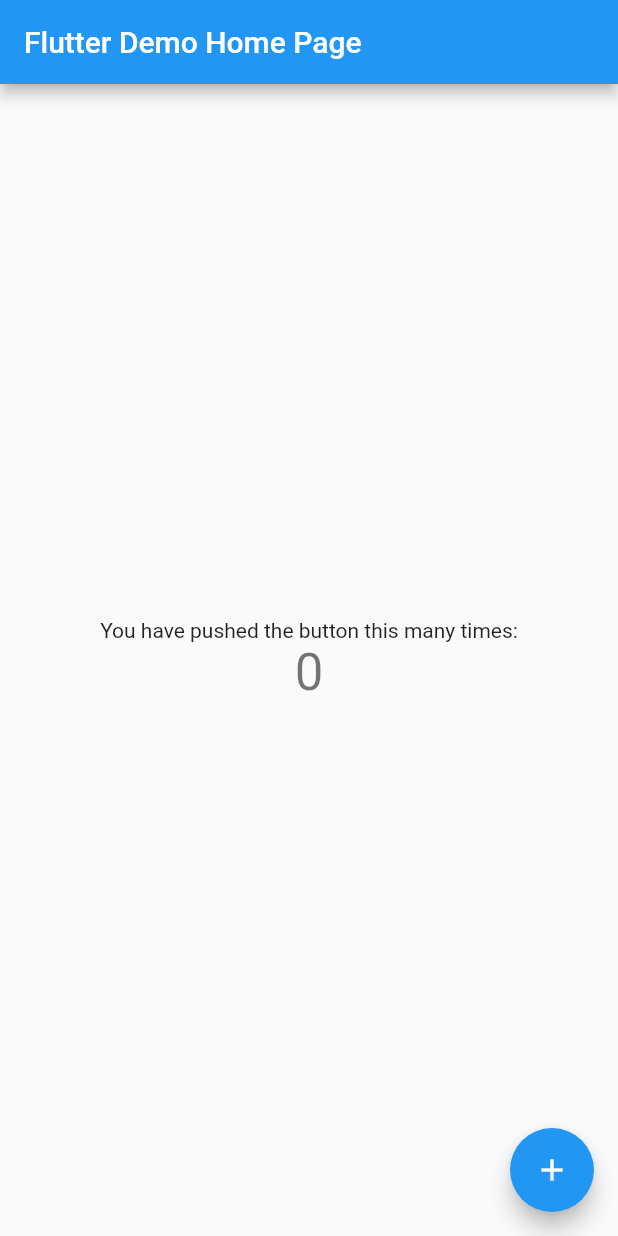
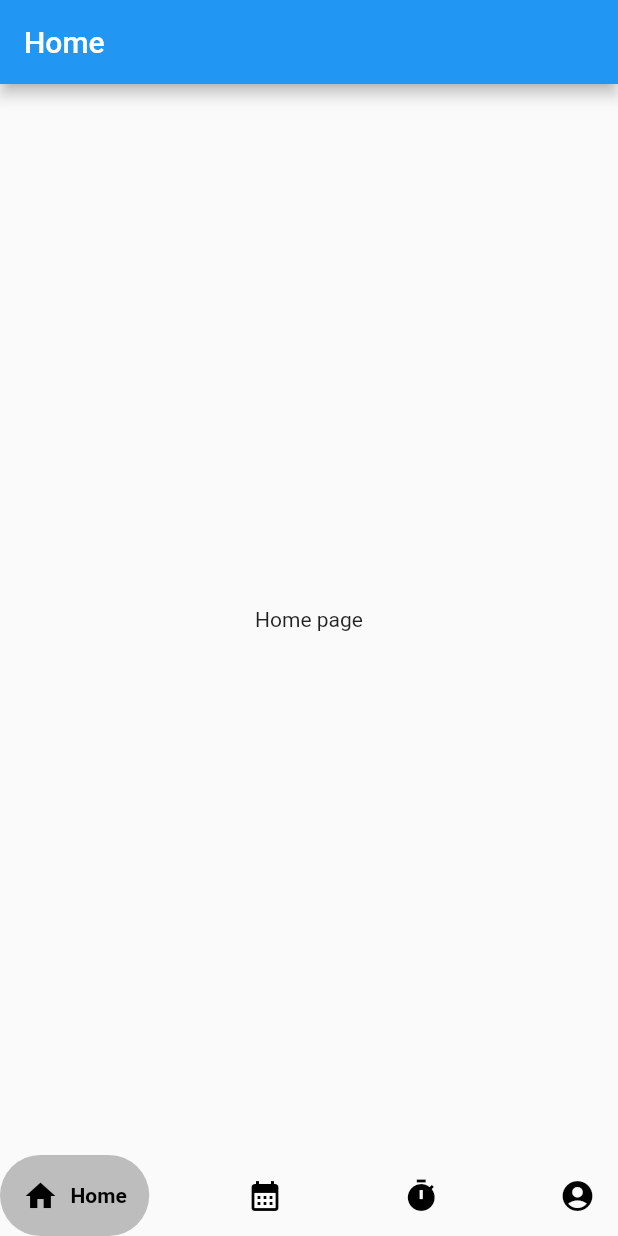
Before and after one commit to GitAndreaHub/Organizd2-flutter, a Flutter app: the screen it shows after launch, on a phone screen of 412 x 824 dp. Run offline on Flutter 3.47's test engine with Material 2 defaults, Android fonts, the phone set to English and light mode, and no system bars; drawn by our look-alikes of google_nav_bar.

Commit message:
Commit NavBar funzionante.

```diff
--- /dev/null
+++ b/lib/homepage.dart
@@ -0,0 +1,25 @@
+import 'package:flutter/material.dart';
+
+class Home extends StatefulWidget {
+  const Home({Key? key}) : super(key: key);
+
+  @override
+  State<Home> createState() => _HomeState();
+}
+
+class _HomeState extends State<Home> {
+  @override
+  Widget build(BuildContext context) {
+    return new Scaffold
+      (
+        appBar: new AppBar
+          (
+            title: new Text('Home'),
+          ),
+        body: new Center
+          (
+            child: new Text("Home page"),
+          ),
+      );
+  }
+}
--- a/lib/main.dart
+++ b/lib/main.dart
@@ -1,34 +1,96 @@
 import 'package:flutter/material.dart';
+import 'package:google_nav_bar/google_nav_bar.dart';
+import 'package:organizd_2/profile.dart';
+import 'package:organizd_2/timer.dart';
+import 'package:organizd_2/homepage.dart';
 
-void main() {
-  runApp(const MyApp());
+import 'calendar.dart';
+import 'homepage.dart';
+
+void main()
+{
+  runApp(MyApp());
 }
 
-class MyApp extends StatelessWidget {
-  const MyApp({Key? key}) : super(key: key);
 
-  // This widget is the root of your application.
+class MyApp extends StatelessWidget{
+  @override
+  Widget build(BuildContext context){
+    return new MaterialApp(
+        home: MyBottomNavigationBar(),
+    );
+  }
+
+}
+
+
+class MyBottomNavigationBar extends StatefulWidget {
+  const MyBottomNavigationBar({Key? key}) : super(key: key);
+
+  @override
+  State<MyBottomNavigationBar> createState() => _MyBottomNavigationBarState();
+}
+
+class _MyBottomNavigationBarState extends State<MyBottomNavigationBar> {
+
+  int _currentIndex = 0;
+  final List<Widget> _children = [
+    const Home(),
+    const Calendar(),
+    const Timer(),
+    const Profile()
+  ];
+
+  void onTapperBar(int index){
+    setState((){
+      _currentIndex = index;
+    });
+  }
+
   @override
   Widget build(BuildContext context) {
-    return MaterialApp(
-      title: 'Flutter Demo',
-      theme: ThemeData(
-        // This is the theme of your application.
-        //
-        // Try running your application with "flutter run". You'll see the
-        // application has a blue toolbar. Then, without quitting the app, try
-        // changing the primarySwatch below to Colors.green and then invoke
-        // "hot reload" (press "r" in the console where you ran "flutter run",
-        // or simply save your changes to "hot reload" in a Flutter IDE).
-        // Notice that the counter didn't reset back to zero; the application
-        // is not restarted.
-        primarySwatch: Colors.blue,
+    return Scaffold(
+
+      body: _children[_currentIndex],
+
+      bottomNavigationBar: GNav(
+
+        onTabChange: onTapperBar, // Per cambiare pagina al tap
+
+        activeColor: Colors.black,
+        tabBackgroundColor: Colors.grey.shade400,
+        padding: const EdgeInsets.all(15),
+        gap: 8,
+        tabs: const [
+          GButton(
+              //leading: Home(),
+              icon: Icons.home,
+              text: 'Home',
+          ),
+          GButton(
+              //leading: Calendar(),
+              icon: Icons.calendar_month,
+              text: 'Calendar',
+          ),
+          GButton(
+              //leading: Timer(),
+              icon: Icons.timer,
+              text: 'Timer'
+          ),
+          GButton(
+              //leading: Profile(),
+              icon: Icons.account_circle_rounded,
+              text: 'Profile'
+          ),
+        ],
       ),
-      home: const MyHomePage(title: 'Flutter Demo Home Page'),
     );
   }
 }
 
+
+
+/*
 class MyHomePage extends StatefulWidget {
   const MyHomePage({Key? key, required this.title}) : super(key: key);
 
@@ -49,7 +111,7 @@ class MyHomePage extends StatefulWidget {
 
 class _MyHomePageState extends State<MyHomePage> {
   int _counter = 0;
-
+  ;
   void _incrementCounter() {
     setState(() {
       // This call to setState tells the Flutter framework that something has
@@ -58,7 +120,7 @@ class _MyHomePageState extends State<MyHomePage> {
       // _counter without calling setState(), then the build method would not be
       // called again, and so nothing would appear to happen.
       _counter++;
-    });
+    })
   }
 
   @override
@@ -105,11 +167,8 @@ class _MyHomePageState extends State<MyHomePage> {
           ],
         ),
       ),
-      floatingActionButton: FloatingActionButton(
-        onPressed: _incrementCounter,
-        tooltip: 'Increment',
-        child: const Icon(Icons.add),
-      ), // This trailing comma makes auto-formatting nicer for build methods.
+      // This trailing comma makes auto-formatting nicer for build methods.
     );
   }
 }
+*/
--- a/pubspec.yaml
+++ b/pubspec.yaml
@@ -30,7 +30,7 @@ dependencies:
   flutter:
     sdk: flutter
 
-
+  google_nav_bar: ^5.0.6
   # The following adds the Cupertino Icons font to your application.
   # Use with the CupertinoIcons class for iOS style icons.
   cupertino_icons: ^1.0.2
```
Also changed, not shown: lib/calendar.dart (added, +25 -0 lines), lib/profile.dart (added, +25 -0 lines), lib/timer.dart (added, +25 -0 lines), pubspec.lock, 2 other files.
